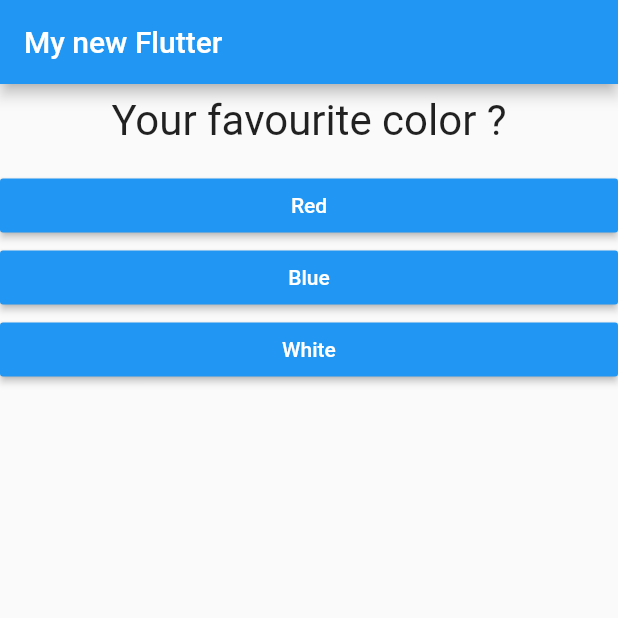
After one commit to amovsisyan/flutter-dart-first-steps, a Flutter app: the screen it shows after launch, on a phone screen of 412 x 824 dp, the top half of it. The commit adds this screen. Run offline on Flutter 3.47's test engine with Material 2 defaults, Android fonts, the phone set to English and light mode, and no system bars.

Commit message:
quiz as separate file

```diff
--- /dev/null
+++ b/lib/Quiz.dart
@@ -0,0 +1,25 @@
+import 'package:flutter/material.dart';
+import './Question.dart';
+import './Answer.dart';
+
+class Quiz extends StatelessWidget {
+  final List<Map<String, Object>> questions;
+  final int questionIndex;
+  final Function answerQuestion;
+
+  Quiz(
+      {@required this.questions,
+      @required this.questionIndex,
+      @required this.answerQuestion});
+
+  @override
+  Widget build(BuildContext context) {
+    return Column(children: [
+      Question(this.questions[this.questionIndex]['question']),
+      ...(this.questions[this.questionIndex]['answers'] as List<String>)
+          .map((answerText) {
+        return Answer(onAnswer: this.answerQuestion, text: answerText);
+      }).toList()
+    ]);
+  }
+}
--- a/lib/main.dart
+++ b/lib/main.dart
@@ -1,7 +1,6 @@
 import 'package:flutter/material.dart';
-import './Question.dart';
-import './Answer.dart';
-import './ListFinished.dart';
+import './Quiz.dart';
+import './Result.dart';
 
 void main() => runApp(MyApp());
 
@@ -37,17 +36,12 @@ class MyAppState extends State<MyApp> {
         appBar: AppBar(
           title: Text('My new Flutter'),
         ),
-        body: Column(
-          children: (this._questionIndex < MyAppState._questions.length)
-              ? [
-                  Question(MyAppState._questions[this._questionIndex]['question']),
-                  ...(MyAppState._questions[this._questionIndex]['answers'] as List<String>).map((answerText) {
-                    return Answer(
-                        onAnswer: this.answerQuestion, text: answerText);
-                  }).toList()
-                ]
-              : [ListFinished(onButtonClick: this.resetQuestionsList)],
-        ),
+        body: (this._questionIndex < MyAppState._questions.length)
+            ? Quiz(
+                questions: MyAppState._questions,
+                questionIndex: this._questionIndex,
+                answerQuestion: this.answerQuestion)
+            : ListFinished(onButtonClick: this.resetQuestionsList),
       ),
     );
   }
```
Also changed, not shown: lib/Result.dart (renamed from lib/ListFinished.dart).
